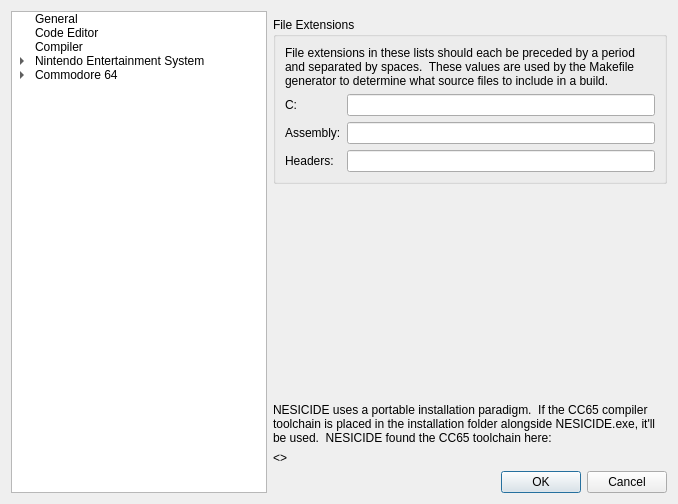
Qt form apps/ide/environmentsettingsdialog.ui (christopherpow/nesicide) before a commit.
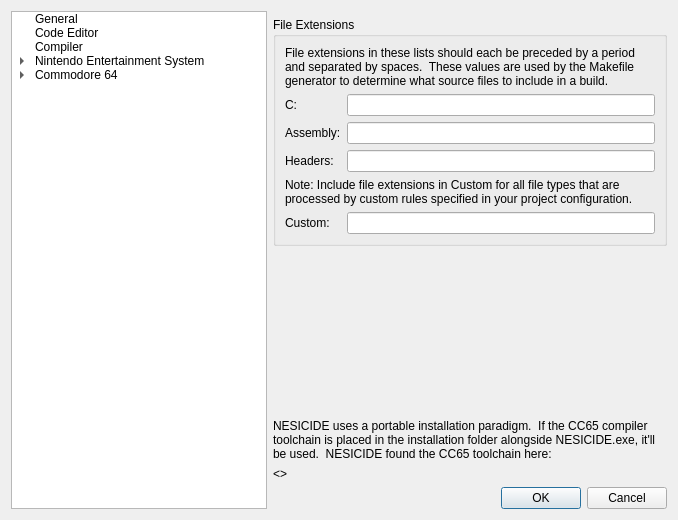
The same form after that commit. The open tabs and pages were chosen to show the change. Icons and pictures are not drawn.

Commit message: Adding support for building using uc65 as a custom tool. Fixing error search regex to be more generic. Fixing APU mixing issue at end of sample buffer if sample size isn't an even divisor of sample buffer size.

```diff
--- a/apps/ide/environmentsettingsdialog.ui
+++ b/apps/ide/environmentsettingsdialog.ui
@@ -7,7 +7,7 @@
     <x>0</x>
     <y>0</y>
     <width>639</width>
-    <height>504</height>
+    <height>520</height>
    </rect>
   </property>
   <property name="windowTitle">
@@ -694,6 +694,29 @@
             </property>
            </widget>
           </item>
+          <item row="6" column="0">
+           <widget class="QLabel" name="label_18">
+            <property name="text">
+             <string>Custom:</string>
+            </property>
+           </widget>
+          </item>
+          <item row="4" column="0" colspan="2">
+           <widget class="QLabel" name="label_19">
+            <property name="text">
+             <string>Note: Include file extensions in Custom for all file types that are processed by custom rules specified in your project configuration.</string>
+            </property>
+            <property name="scaledContents">
+             <bool>false</bool>
+            </property>
+            <property name="wordWrap">
+             <bool>true</bool>
+            </property>
+           </widget>
+          </item>
+          <item row="6" column="1">
+           <widget class="QLineEdit" name="customExtensions"/>
+          </item>
          </layout>
         </widget>
        </item>
```
Left out of the diff: 2 changed lines with no effect on the pictures. The commit also changes 20 other files.
